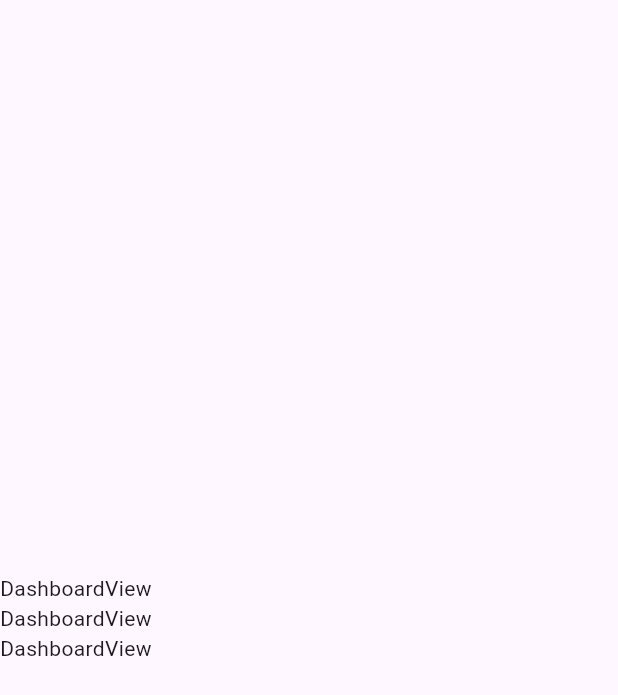
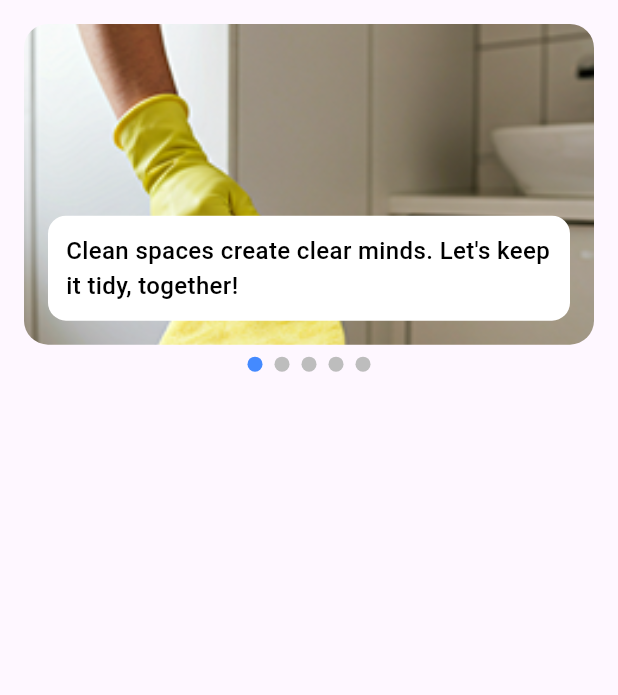
Before and after one commit to Sajib-IT/your-tern, a Flutter app: the DashboardView screen opened directly, on a phone screen of 412 x 824 dp. Shown: the top 695 px of the screen. Run offline on Flutter 3.47's test engine with Material 3 defaults, Android fonts, the phone set to English and light mode, and no system bars; drawn by our look-alikes of carousel_slider; our stand-ins replace dropdown_button2, firebase_core, flutter_dotenv, flutter_easyloading, fluttertoast, get and 4 more; missing offline and left inert: any_image_view, pigment; accounts and stored records are empty; Roboto replaces fonts that are missing (NotoSansBengali); statements that could not run were skipped.

Commit message:
changed app logo and name and added carousel in dashboard

```diff
--- a/lib/view/tabs/dashboard/dashboard_controller.dart
+++ b/lib/view/tabs/dashboard/dashboard_controller.dart
@@ -1,5 +1,29 @@
 import 'package:get/get.dart';
 
-class DashboardController extends GetxController{
+class DashboardController extends GetxController {
+  RxInt currentIndex = 0.obs;
 
+  final List<Map<String, String>> carouselItems = [
+    {
+      "image": "assets/images/first.png",
+      "text": "Clean spaces create clear minds. Let's keep it tidy, together!",
+    },
+    {
+      "image": "assets/images/second.png",
+      "text": "It’s your turn for tea! A warm cup, a warmer bond",
+    },
+    {
+      "image": "assets/images/third.png",
+      "text": "Don’t forget! Clean water starts with shared responsibility",
+    },
+    {
+      "image": "assets/images/fourth.png",
+      "text": "Shared spaces, shared duties. Let’s all do our part",
+    },
+    {
+      "image": "assets/images/fifth.png",
+      "text":
+          "Great roommates don’t just live together — they build routines together!",
+    },
+  ];
 }
--- a/lib/view/tabs/dashboard/dashboard_view.dart
+++ b/lib/view/tabs/dashboard/dashboard_view.dart
@@ -1,3 +1,4 @@
+import 'package:carousel_slider/carousel_slider.dart';
 import 'package:flutter/material.dart';
 import 'package:get/get.dart';
 import 'package:tea_checker/view/tabs/dashboard/dashboard_controller.dart';
@@ -9,14 +10,100 @@ class DashboardView extends StatelessWidget {
   @override
   Widget build(BuildContext context) {
     return Scaffold(
-      body: Column(
-        mainAxisAlignment: MainAxisAlignment.center,
-        crossAxisAlignment: CrossAxisAlignment.center,
-        children: [
-          Text("DashboardView"),
-          Text("DashboardView"),
-          Text("DashboardView"),
-        ],
+      body: SingleChildScrollView(
+        padding: EdgeInsets.all(16),
+        child: Column(
+          mainAxisAlignment: MainAxisAlignment.center,
+          crossAxisAlignment: CrossAxisAlignment.center,
+          children: [
+            Column(
+              children: [
+                CarouselSlider(
+                  options: CarouselOptions(
+                    autoPlay: true,
+                    enlargeCenterPage: true,
+                    aspectRatio: 16 / 9,
+                    viewportFraction: 1.0,
+                    initialPage: 0,
+                    enableInfiniteScroll: true,
+                    autoPlayInterval: Duration(seconds: 3),
+                    autoPlayAnimationDuration: Duration(milliseconds: 1000),
+                    autoPlayCurve: Curves.fastOutSlowIn,
+                    onPageChanged: (index, reason) {
+                      _controller.currentIndex.value = index;
+                    },
+                  ),
+                  items: _controller.carouselItems.map((item) {
+                    return Builder(
+                      builder: (BuildContext context) {
+                        return Stack(
+                          children: [
+                            ClipRRect(
+                              borderRadius: BorderRadius.circular(16),
+                              child: Image.asset(
+                                item["image"]!,
+                                fit: BoxFit.cover,
+                                width: double.infinity,
+                                // loadingBuilder: (context, child, progress) {
+                                //   if (progress == null) return child;
+                                //   return Center(child: CircularProgressIndicator());
+                                // },
+                                errorBuilder: (_, __, ___) =>
+                                const Center(child: Text("Image not available")),
+                              ),
+                            ),
+                            Positioned(
+                              bottom: 16,
+                              left: 16,
+                              right: 16,
+                              child: Container(
+                                padding: const EdgeInsets.all(12),
+                                decoration: BoxDecoration(
+                                  color: Colors.white,
+                                  borderRadius: BorderRadius.circular(12),
+                                ),
+                                child: Text(
+                                  item["text"] ?? "",
+                                  style: const TextStyle(
+                                    color: Colors.black,
+                                    fontSize: 16,
+                                    fontWeight: FontWeight.w500,
+                                    fontFamily:
+                                    'NotoSansBengali',
+                                  ),
+                                ),
+                              ),
+                            ),
+                          ],
+                        );
+                      },
+                    );
+                  }).toList(),
+                ),
+
+                SizedBox(height: 8),
+                Obx(() => Row(
+                  mainAxisAlignment: MainAxisAlignment.center,
+                  children: List.generate(
+                    _controller.carouselItems.length,
+                        (index) => Container(
+                      width: 10,
+                      height: 10,
+                      margin: const EdgeInsets.symmetric(horizontal: 4),
+                      decoration: BoxDecoration(
+                        shape: BoxShape.circle,
+                        color: _controller.currentIndex.value == index
+                            ? Colors.blueAccent
+                            : Colors.grey.shade400,
+                      ),
+                    ),
+                  ),
+                )),
+              ],
+            ),
+
+          ],
+        ),
       ),
     );
   }
--- a/lib/view/tabs/group/my_groups_view.dart
+++ b/lib/view/tabs/group/my_groups_view.dart
@@ -56,12 +56,12 @@ class MyGroupsView extends StatelessWidget {
       ),
       floatingActionButton: FloatingActionButton(
         child: Icon(Icons.add),
-        onPressed: () => _showCreateGroupDialog(context),
+        onPressed: () => showCreateGroupDialog(context),
       ),
     );
   }
 
-  void _showCreateGroupDialog(BuildContext context) {
+  void showCreateGroupDialog(BuildContext context) {
     final nameController = TextEditingController();
     final descriptionController = TextEditingController();
 
```
Also changed, not shown: lib/view/tabs/widget/drawer_view.dart (+36 -22 lines), pubspec.yaml (+7 -0 lines), assets/images/fifth.png (added), assets/images/first.png (added), assets/images/fourth.png (added), assets/images/second.png (added), assets/images/third.png (added), assets/logo/app_logo.png (added), pubspec.lock, 18 other files.
